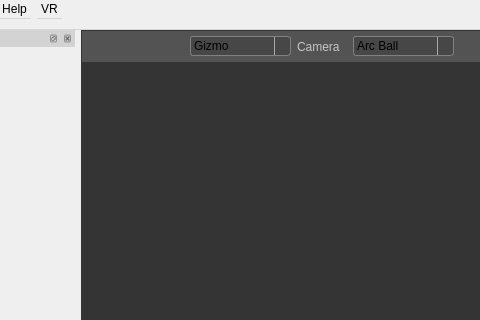
Above: src/newmainwindow.ui from jahshaka/Studio before the change; both pictures show x 135 to 615 and y 0 to 320 of the 1209 by 955 pixel window. Below: the same form after it.
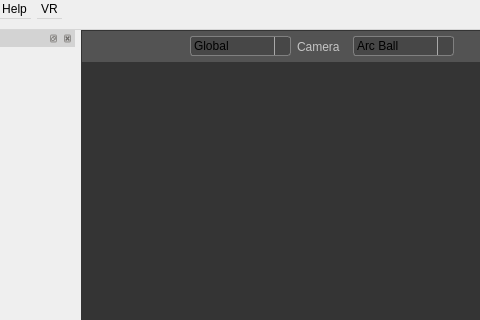
That is the form after the change. Icons and pictures are not drawn. Custom widgets are drawn as their Qt base class.

```diff
--- a/src/newmainwindow.ui
+++ b/src/newmainwindow.ui
@@ -660,7 +660,7 @@
             </property>
             <item>
              <property name="text">
-              <string>Gizmo</string>
+              <string>Global</string>
              </property>
             </item>
             <item>
```
Left out of the diff: 168 changed lines with no effect on the pictures.
